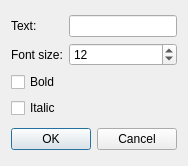
Above: graphics/vsrtl_labeleditdialog.ui from mortbopet/VSRTL before the change. Below: the same form after it.
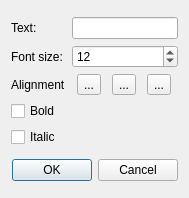
That is the form after the change.

Commit message: Add alignment option to labels

Patch:
```diff
--- a/graphics/vsrtl_labeleditdialog.ui
+++ b/graphics/vsrtl_labeleditdialog.ui
@@ -6,8 +6,8 @@
    <rect>
     <x>0</x>
     <y>0</y>
-    <width>184</width>
-    <height>166</height>
+    <width>189</width>
+    <height>198</height>
    </rect>
   </property>
   <property name="windowTitle">
@@ -16,20 +16,10 @@
   <layout class="QGridLayout" name="gridLayout_2">
    <item row="0" column="0">
     <layout class="QGridLayout" name="gridLayout">
-     <item row="1" column="0">
-      <widget class="QLabel" name="label_2">
+     <item row="0" column="0">
+      <widget class="QLabel" name="label">
        <property name="text">
-        <string>Font size:</string>
-       </property>
-      </widget>
-     </item>
-     <item row="0" column="1">
-      <widget class="QLineEdit" name="text"/>
-     </item>
-     <item row="2" column="0">
-      <widget class="QCheckBox" name="bold">
-       <property name="text">
-        <string>Bold</string>
+        <string>Text:</string>
        </property>
       </widget>
      </item>
@@ -46,20 +36,71 @@
        </property>
       </widget>
      </item>
-     <item row="0" column="0">
-      <widget class="QLabel" name="label">
-       <property name="text">
-        <string>Text:</string>
-       </property>
-      </widget>
+     <item row="0" column="1">
+      <widget class="QLineEdit" name="text"/>
      </item>
      <item row="3" column="0">
+      <widget class="QCheckBox" name="bold">
+       <property name="text">
+        <string>Bold</string>
+       </property>
+      </widget>
+     </item>
+     <item row="1" column="0">
+      <widget class="QLabel" name="label_2">
+       <property name="text">
+        <string>Font size:</string>
+       </property>
+      </widget>
+     </item>
+     <item row="4" column="0">
       <widget class="QCheckBox" name="italic">
        <property name="text">
         <string>Italic</string>
        </property>
       </widget>
      </item>
+     <item row="2" column="0">
+      <widget class="QLabel" name="label_3">
+       <property name="text">
+        <string>Alignment</string>
+       </property>
+      </widget>
+     </item>
+     <item row="2" column="1">
+      <layout class="QHBoxLayout" name="horizontalLayout">
+       <item>
+        <widget class="QToolButton" name="alignLeft">
+         <property name="text">
+          <string>...</string>
+         </property>
+         <property name="checkable">
+          <bool>true</bool>
+         </property>
+        </widget>
+       </item>
+       <item>
+        <widget class="QToolButton" name="alignCenter">
+         <property name="text">
+          <string>...</string>
+         </property>
+         <property name="checkable">
+          <bool>true</bool>
+         </property>
+        </widget>
+       </item>
+       <item>
+        <widget class="QToolButton" name="alignRight">
+         <property name="text">
+          <string>...</string>
+         </property>
+         <property name="checkable">
+          <bool>true</bool>
+         </property>
+        </widget>
+       </item>
+      </layout>
+     </item>
     </layout>
    </item>
    <item row="1" column="0">
```
The commit also changes 6 other files.
